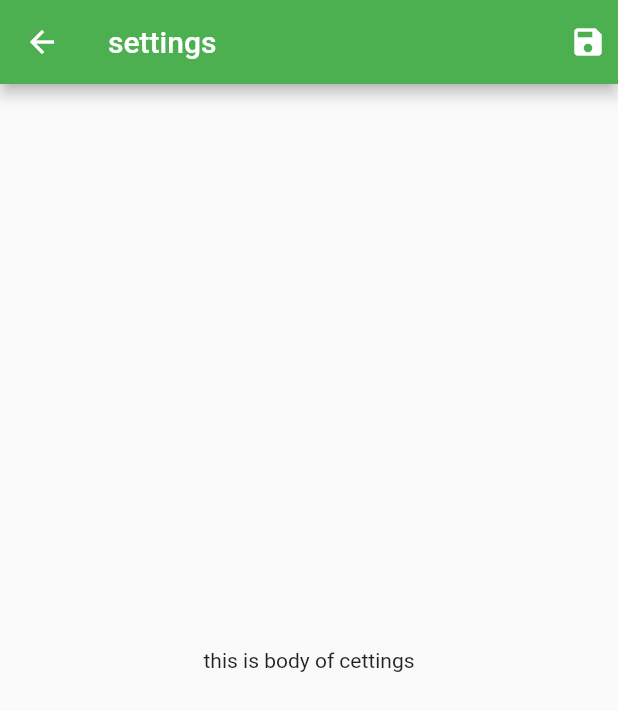
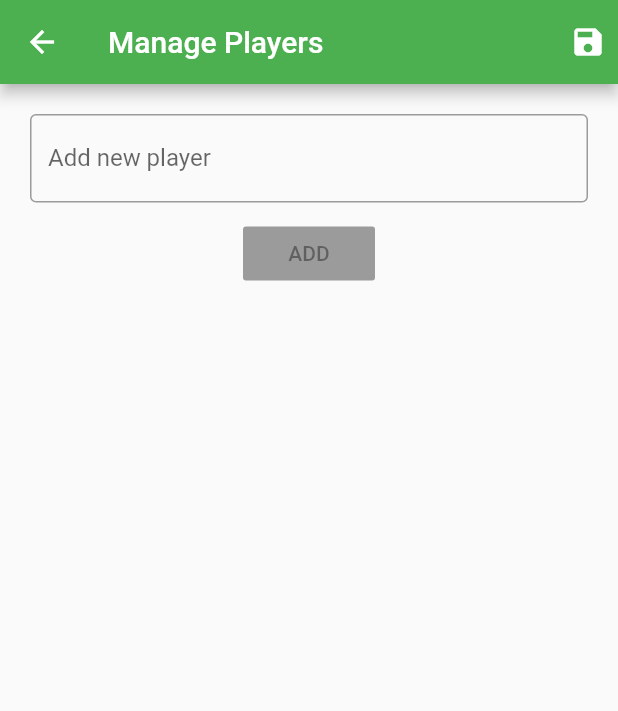
Before and after one commit to Kavindu-Gayantha/Badminton-2020, a Flutter app: the settings screen opened directly, on a phone screen of 412 x 824 dp. Shown: the top 711 px of the screen. Run offline on Flutter 3.47's test engine with Material 2 defaults, Android fonts, the phone set to English and light mode, and no system bars.

Commit message:
changed settings ui added text field

```diff
--- a/badminton2020/lib/UI/drawer/settings.dart
+++ b/badminton2020/lib/UI/drawer/settings.dart
@@ -1,5 +1,8 @@
 import 'dart:ui';
 
+import 'package:badminton2020/UI/Tabs/TabBoys/tabBoys.dart';
+import 'package:badminton2020/UI/Tabs/TabGirls/tabGirls.dart';
+import 'package:badminton2020/UI/Tabs/contactlist/modal/contact.dart';
 import 'package:flutter/cupertino.dart';
 import 'package:flutter/material.dart';
 // import './../appbar/appbar.dart';
@@ -15,7 +18,7 @@ class _settingsState extends State<settings> {
     return
       Scaffold(
         appBar: AppBar(
-          title: Text('settings'),
+          title: Text('Manage Players'),
           backgroundColor:Colors.green.shade500,
           actions: <Widget>[
 
@@ -28,10 +31,60 @@ class _settingsState extends State<settings> {
 
           ],
         ),
-        body:Center(child: Text('this is body of cettings'),),
+        body:Padding(
+          padding:EdgeInsets.all(10) ,
+          child: ListView(
+            children: <Widget>[
+              // Container(
+              //   alignment: Alignment.center,
+              //   padding: EdgeInsets.all(10),
+              //   child: Text(
+              //     'ADMIN PANNEL',
+              //     style: TextStyle(
+              //       color: Colors.cyan,
+              //       fontWeight: FontWeight.w800,
+              //       fontSize: 15
+
+              //     ),
+
+              //   ),
+              // ),
+              Column(
+                children: <Widget>[
+                  Container(
+                    alignment: Alignment.center,
+                    padding: EdgeInsets.all(10),
+                    child: TextFormField(
+                      decoration: InputDecoration(
+                        border: OutlineInputBorder(),
+                        labelText: 'Add new player',
+                      ),
+                    ),
+
+                  ),
+                  RaisedButton(
+                    onPressed: null,
+                    child:Text('ADD'),
+                  )
+                ],
+              ),
+              Container(alignment: Alignment.center,
+              ),
+
+            ],
+          ),
 
 
 
-    );
+        ),
+
+
+
+
+          );
+
+
+
+
   }
 }
```
